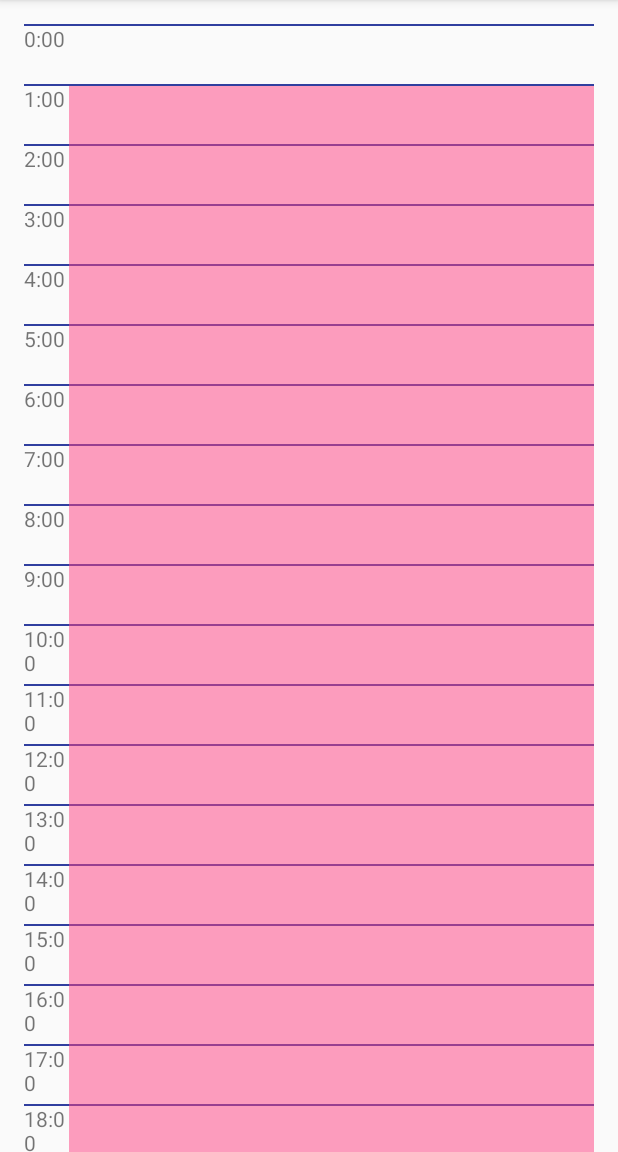
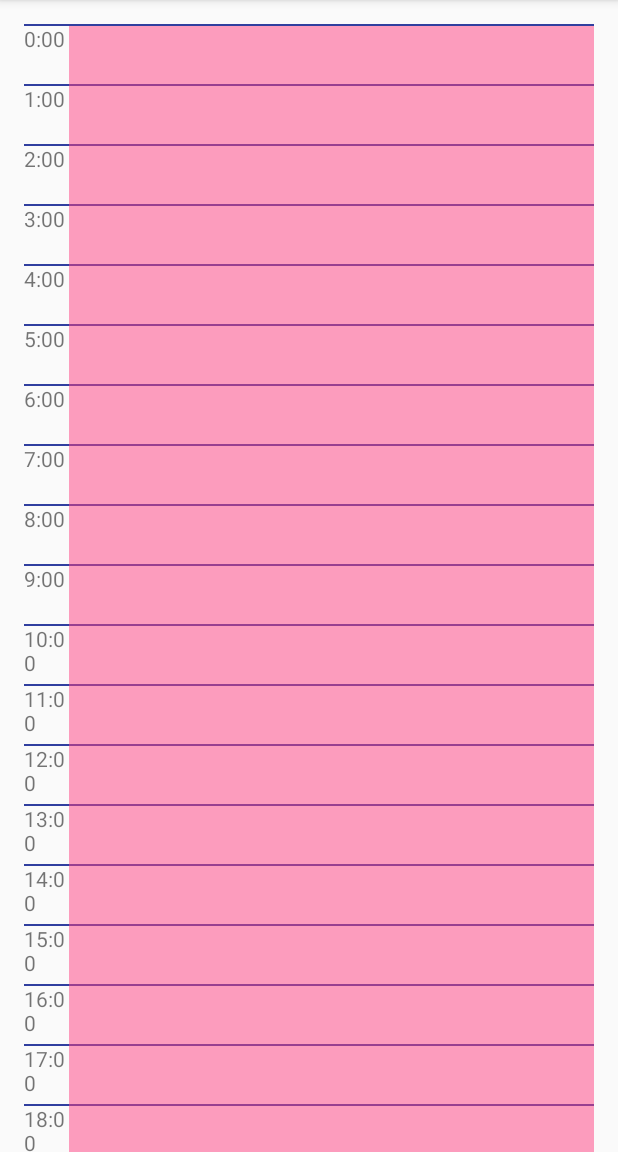
Before and after one commit to emeraldvision/Android-Scheduler, an Android app: the screen it shows after launch (CalendarActivity), on a phone screen of 412 x 824 dp, the part 84-1236 px from its top. Run offline under Robolectric (Android 15) with nearby library versions, the phone set to English and light mode, and no system bars.

Commit message:
created list of times

```diff
--- a/app/build.gradle
+++ b/app/build.gradle
@@ -30,4 +30,8 @@ dependencies {
     // https://mvnrepository.com/artifact/joda-time/joda-time
     compile group: 'joda-time', name: 'joda-time', version: '2.9.7'
 
+    // https://mvnrepository.com/artifact/org.apache.commons/commons-collections4
+    compile group: 'org.apache.commons', name: 'commons-collections4', version: '4.1'
+
+
 }
--- a/app/src/main/java/com/emeraldvision/scheduler/CalendarActivity.java
+++ b/app/src/main/java/com/emeraldvision/scheduler/CalendarActivity.java
@@ -6,6 +6,10 @@ import android.view.View;
 import android.view.ViewGroup;
 import android.widget.RelativeLayout;
 import android.widget.TextView;
+
+import java.util.ArrayList;
+import java.util.Arrays;
+import java.util.List;
 
 public class CalendarActivity extends AppCompatActivity {
 
@@ -16,6 +20,13 @@ public class CalendarActivity extends AppCompatActivity {
         super.onCreate(savedInstanceState);
 
         setContentView(R.layout.activity_calendar);
+
+        // list of time IDs
+        List<Integer> timeList = Arrays.asList(R.id.time_0, R.id.time_1, R.id.time_2, R.id.time_3,
+                R.id.time_4, R.id.time_5, R.id.time_6, R.id.time_7, R.id.time_8, R.id.time_9,
+                R.id.time_10, R.id.time_11, R.id.time_12, R.id.time_13, R.id.time_14, R.id.time_15,
+                R.id.time_16, R.id.time_17, R.id.time_18, R.id.time_19, R.id.time_20, R.id.time_21,
+                R.id.time_22, R.id.time_23, R.id.time_24);
 
         // add labels to each hour's view
         setTextOnView(R.id.time_0, R.string.time_0);
@@ -51,8 +62,8 @@ public class CalendarActivity extends AppCompatActivity {
         RelativeLayout.LayoutParams taskParams = new RelativeLayout.LayoutParams(
                 RelativeLayout.LayoutParams.WRAP_CONTENT,
                 RelativeLayout.LayoutParams.WRAP_CONTENT);
-        taskParams.addRule(RelativeLayout.ALIGN_TOP, R.id.time_1);
-        taskParams.addRule(RelativeLayout.ABOVE, R.id.time_23);
+        taskParams.addRule(RelativeLayout.ALIGN_TOP, R.id.time_0);
+        taskParams.addRule(RelativeLayout.ABOVE, R.id.time_24);
         taskParams.setMargins(getResources().getDimensionPixelSize(R.dimen.hour_width),
                 getResources().getDimensionPixelSize(R.dimen.line_height), 0, 0);
         task.setLayoutParams(taskParams);
```
